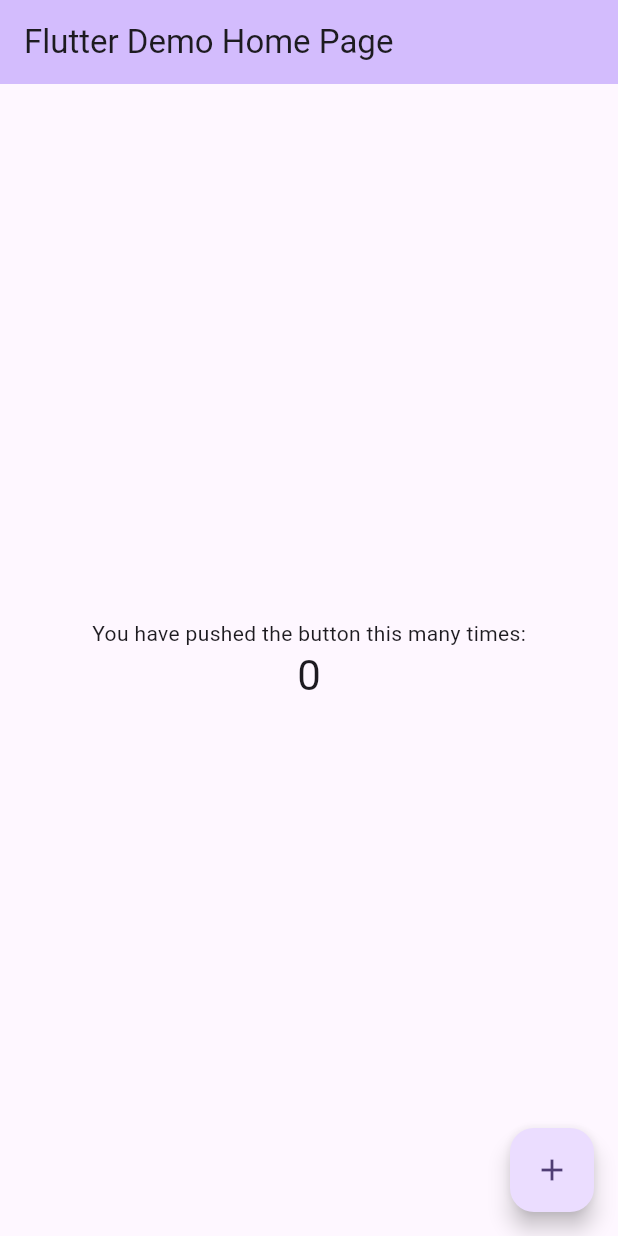
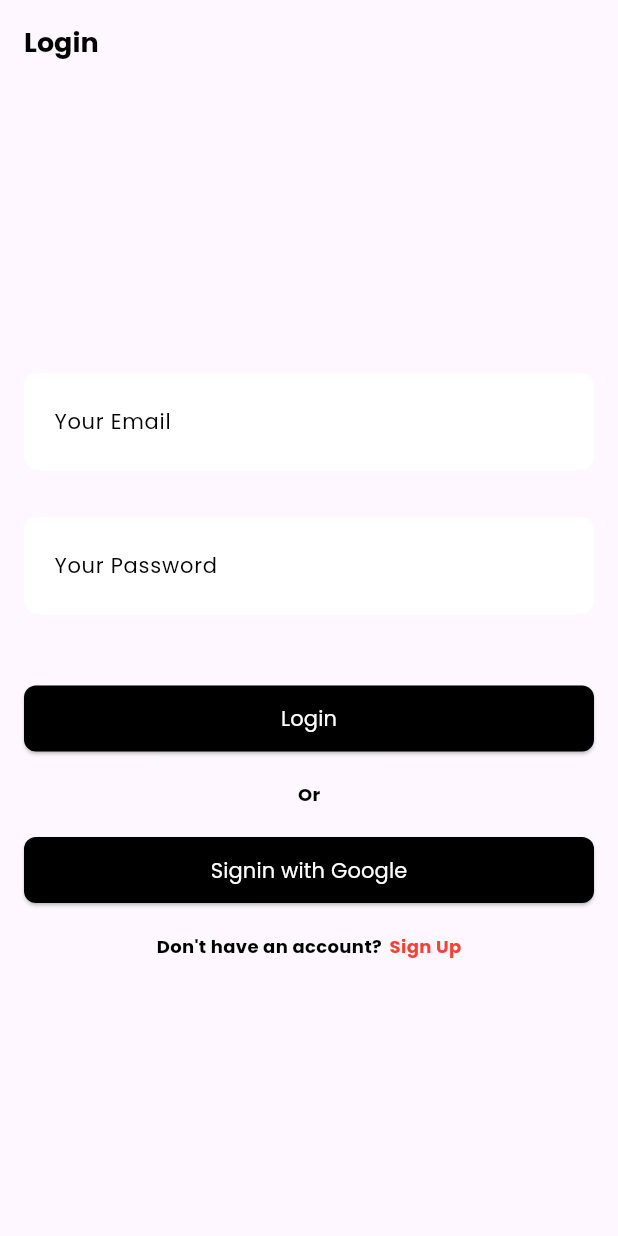
Before and after one commit to khalllishaa/firebase, a Flutter app: the screen it shows after launch, on a phone screen of 412 x 824 dp. Run offline on Flutter 3.47's test engine with Material 3 defaults, Android fonts, the phone set to English and light mode, and no system bars; our stand-ins replace firebase_auth, firebase_core, firebase_messaging, google_fonts, google_sign_in; accounts and stored records are empty.

Commit message:
feat: [NI] adding signin google firebase

```diff
--- a/lib/main.dart
+++ b/lib/main.dart
@@ -1,3 +1,4 @@
+import 'package:firebase/pages/login_page.dart';
 import 'package:firebase/push_notifications.dart';
 import 'package:firebase_core/firebase_core.dart';
 import 'package:flutter/material.dart';
@@ -18,25 +19,10 @@ class MyApp extends StatelessWidget {
     return MaterialApp(
       title: 'Flutter Demo',
       theme: ThemeData(
-        // This is the theme of your application.
-        //
-        // TRY THIS: Try running your application with "flutter run". You'll see
-        // the application has a purple toolbar. Then, without quitting the app,
-        // try changing the seedColor in the colorScheme below to Colors.green
-        // and then invoke "hot reload" (save your changes or press the "hot
-        // reload" button in a Flutter-supported IDE, or press "r" if you used
-        // the command line to start the app).
-        //
-        // Notice that the counter didn't reset back to zero; the application
-        // state is not lost during the reload. To reset the state, use hot
-        // restart instead.
-        //
-        // This works for code too, not just values: Most code changes can be
-        // tested with just a hot reload.
         colorScheme: ColorScheme.fromSeed(seedColor: Colors.deepPurple),
         useMaterial3: true,
       ),
-      home: const MyHomePage(title: 'Flutter Demo Home Page'),
+      home: LoginPage(),
     );
   }
 }
@@ -83,9 +69,9 @@ class _MyHomePageState extends State<MyHomePage> {
     // than having to individually change instances of widgets.
     return Scaffold(
       appBar: AppBar(
-        // TRY THIS: Try changing the color here to a specific color (to
+        // TRY THIS: Try changing the color.dart here to a specific color.dart (to
         // Colors.amber, perhaps?) and trigger a hot reload to see the AppBar
-        // change color while the other colors stay the same.
+        // change color.dart while the other colors stay the same.
         backgroundColor: Theme.of(context).colorScheme.inversePrimary,
         // Here we take the value from the MyHomePage object that was created by
         // the App.build method, and use it to set our appbar title.
--- /dev/null
+++ b/lib/pages/login_page.dart
@@ -0,0 +1,152 @@
+import 'package:firebase/pages/signup_page.dart';
+import 'package:flutter/material.dart';
+import 'dart:developer';
+import '../auth_service.dart';
+import '../widgets/color.dart';
+import '../widgets/my_button.dart';
+import '../widgets/my_text.dart';
+import '../widgets/my_text_field.dart';
+import 'home_page.dart';
+
+
+class LoginPage extends StatefulWidget {
+  const LoginPage({super.key});
+
+  @override
+  State<LoginPage> createState() => _LoginPageState();
+}
+
+class _LoginPageState extends State<LoginPage> {
+  final _auth = AuthService();
+  final _password = TextEditingController();
+  final _email = TextEditingController();
+  bool isLoading = false;
+
+  @override
+  void dispose() {
+    _password.dispose();
+    _email.dispose();
+    super.dispose();
+  }
+
+  @override
+  Widget build(BuildContext context) {
+    return Scaffold(
+      appBar: AppBar(
+        title: MyText(
+          text: "Login",
+          color: textColor,
+          fontsize: 18,
+          fontWeight: FontWeight.bold,
+        ),
+      ),
+      body: Center(
+        child: SingleChildScrollView(
+          padding: const EdgeInsets.all(16.0),
+          child: Column(
+            mainAxisSize: MainAxisSize.min,
+            children: [
+              MyTextField(
+                hintText: "Your Email",
+                isObsecure: false,
+                fontsize: 14,
+                controller: _email,
+              ),
+              const SizedBox(height: 16),
+              MyTextField(
+                hintText: "Your Password",
+                isObsecure: true,
+                fontsize: 14,
+                controller: _password,
+              ),
+              const SizedBox(height: 30),
+              MyButton(
+                text: "Login",
+                color: textColor,
+                onPressed: _login,
+                fontSize: 14,
+                fontWeight: FontWeight.normal,
+              ),
+              const SizedBox(height: 10),
+              MyText(
+                text: "Or",
+                color: textColor,
+                fontsize: 12,
+                fontWeight: FontWeight.bold,
+              ),
+              const SizedBox(height: 10),
+              isLoading
+                  ?const CircularProgressIndicator():
+              MyButton(
+                text: 'Signin with Google',
+                color: textColor,
+                onPressed: () async {
+                  setState(() {
+                    isLoading = true;
+                  });
+                  await _auth.loginWithGoogle();
+                  setState(() {
+                    isLoading = false;
+                  });
+                },
+                fontSize: 14,
+                fontWeight: FontWeight.normal,
+              ),
+              const SizedBox(height: 10),
+              Row(
+                mainAxisAlignment: MainAxisAlignment.center,
+                children: [
+                  MyText(
+                    text: "Don't have an account?",
+                    color: textColor,
+                    fontsize: 12,
+                    fontWeight: FontWeight.bold,
+                  ),
+                  const SizedBox(width: 5),
+                  InkWell(
+                    onTap: () => goToSignup(context),
+                    child: MyText(
+                      text: "Sign Up",
+                      color: higlightColor,
+                      fontsize: 12,
+                      fontWeight: FontWeight.bold,
+                    ),
+                  ),
+                ],
+              ),
+            ],
+          ),
+        ),
+      ),
+    );
+  }
+
+  void goToSignup(BuildContext context) => Navigator.push(
+    context,
+    MaterialPageRoute(builder: (context) => const SignupPage()),
+  );
+
+  void goToHome(BuildContext context) => Navigator.pushReplacement(
+    context,
+    MaterialPageRoute(builder: (context) => const HomePage()),
+  );
+
+  Future<void> _login() async {
+    final user =
+    await _auth.loginUserWithEmailAndPassword(_email.text, _password.text);
+
+    if (user != null) {
+      log("User Logged In");
+      goToHome(context);
+    }
+  }
+
+  Future<void> _loginWithGoogle() async {
+    final user = await _auth.loginWithGoogle();
+
+    if (user?.user != null) {
+      log("User Logged In with Google");
+      goToHome(context);
+    }
+  }
+}
--- /dev/null
+++ b/lib/widgets/color.dart
@@ -0,0 +1,5 @@
+import 'dart:ui';
+
+const Color textColor = Color(0xFF000000);
+const Color backGroundColor = Color(0xFFFFFFFF);
+const Color higlightColor = Color(0xFFF44336);
--- /dev/null
+++ b/lib/widgets/my_button.dart
@@ -0,0 +1,35 @@
+import 'dart:ui';
+
+import 'package:flutter/cupertino.dart';
+import 'package:flutter/material.dart';
+import 'package:google_fonts/google_fonts.dart';
+
+import 'color.dart';
+
+class MyButton extends StatelessWidget {
+  final String text;
+  final Color color;
+  final VoidCallback onPressed;
+  final double fontSize;
+  final FontWeight fontWeight;
+  const MyButton({super.key, required this.text, required this.color, required this.onPressed, required this.fontSize, required this.fontWeight});
+
+  @override
+  Widget build(BuildContext context) {
+    return Container(
+      width: double.infinity,
+      margin: const EdgeInsets.symmetric(vertical: 8),
+      child: ElevatedButton(
+          onPressed: onPressed,
+          style: ElevatedButton.styleFrom(
+              backgroundColor: textColor,
+              padding: const EdgeInsets.symmetric(horizontal: 16, vertical: 12),
+              shape: RoundedRectangleBorder(
+                  borderRadius: BorderRadius.circular(8))),
+          child: Text(
+            text,
+            style: GoogleFonts.poppins(color: backGroundColor, fontSize: fontSize, fontWeight: fontWeight),
+          )),
+    );
+  }
+}
--- /dev/null
+++ b/lib/widgets/my_text.dart
@@ -0,0 +1,29 @@
+import 'package:flutter/cupertino.dart';
+import 'package:google_fonts/google_fonts.dart';
+
+class MyText extends StatelessWidget {
+  final String text;
+  final Color color;
+  final double fontsize;
+  final FontWeight fontWeight;
+
+  const MyText(
+      {super.key,
+        required this.text,
+        required this.color,
+        required this.fontsize,
+        required this.fontWeight,
+      });
+
+  @override
+  Widget build(BuildContext context) {
+    return Text(
+      text,
+      style: GoogleFonts.poppins(
+        color: color,
+        fontSize: fontsize,
+        fontWeight: fontWeight,
+      ),
+    );
+  }
+}
--- /dev/null
+++ b/lib/widgets/my_text_field.dart
@@ -0,0 +1,63 @@
+import 'package:flutter/cupertino.dart';
+import 'package:flutter/material.dart';
+import 'package:google_fonts/google_fonts.dart';
+
+import 'color.dart';
+
+class MyTextField extends StatelessWidget {
+  final String hintText;
+  final bool isObsecure;
+  final double fontsize;
+  final TextEditingController? controller;
+  const MyTextField(
+      {super.key,
+        required this.hintText,
+        required this.isObsecure,
+        required this.fontsize,
+        this.controller});
+
+  @override
+  Widget build(BuildContext context) {
+    return Container(
+      width: double.infinity,
+      margin: const EdgeInsets.symmetric(vertical: 8),
+      decoration: BoxDecoration(
+        color: backGroundColor,
+        borderRadius: BorderRadius.circular((8)),
+      ),
+      child: TextField(
+        controller: controller,
+        decoration: InputDecoration(
+          hintText: hintText,
+          hintStyle: GoogleFonts.poppins(
+            color: textColor,
+            fontSize: fontsize,
+          ),
+          border: InputBorder.none,
+          contentPadding: const EdgeInsets.symmetric(
+            horizontal: 16,
+            vertical: 20,
+          ),
+          focusedBorder: OutlineInputBorder(
+            borderSide: BorderSide(
+              color: textColor,
+              width: 3.0,
+            ),
+            borderRadius: BorderRadius.circular(12),
+          ),
+          enabledBorder: OutlineInputBorder(
+            borderSide: BorderSide(
+              color: backGroundColor,
+              width: 2.0,
+            ),
+            borderRadius: BorderRadius.circular(12),
+          ),
+        ),
+        style: GoogleFonts.poppins(
+          color: textColor,
+        ),
+        obscureText: isObsecure,
+      ),
+    );
+  }
+}
--- a/pubspec.yaml
+++ b/pubspec.yaml
@@ -36,6 +36,9 @@ dependencies:
   cupertino_icons: ^1.0.8
   firebase_core: ^3.10.0
   firebase_messaging: ^15.2.0
+  google_sign_in: ^6.2.2
+  firebase_auth: ^5.4.0
+  google_fonts: ^6.2.1
 
 dev_dependencies:
   flutter_test:
```
Also changed, not shown: lib/auth_service.dart (added, +52 -0 lines), lib/pages/home_page.dart (added, +43 -0 lines), lib/pages/signup_page.dart (added, +122 -0 lines), firebase.json (added), lib/firebase_options.dart (added), pubspec.lock, 9 other files.
